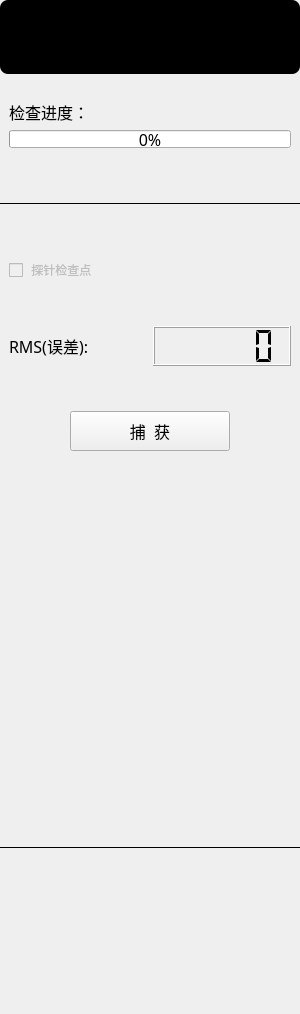
First picture: the form in Plugins/org.mitk.lancet.roboticsregistrationsaccuracy/src/internal/QRoboticsRegistrationsAccuracyControls.ui, repository zhaomengxiao/LancetMITK-Adition, before the edit.
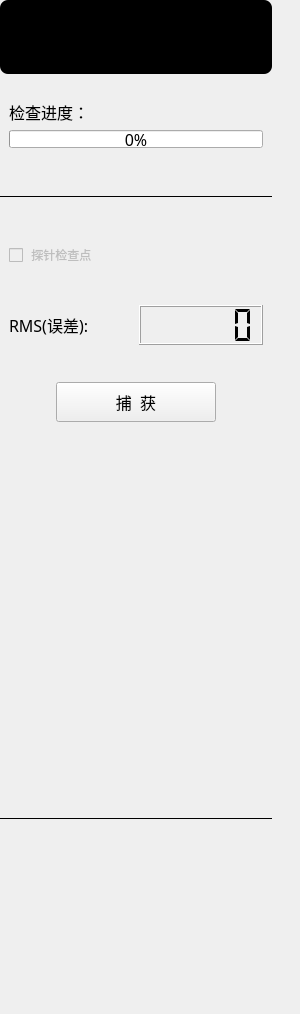
Second picture: the form after the edit.

```diff
--- a/Plugins/org.mitk.lancet.roboticsregistrationsaccuracy/src/internal/QRoboticsRegistrationsAccuracyControls.ui
+++ b/Plugins/org.mitk.lancet.roboticsregistrationsaccuracy/src/internal/QRoboticsRegistrationsAccuracyControls.ui
@@ -42,8 +42,8 @@
     <rect>
      <x>0</x>
      <y>0</y>
-     <width>300</width>
-     <height>1014</height>
+     <width>272</width>
+     <height>985</height>
     </rect>
    </property>
    <property name="styleSheet">
@@ -138,6 +138,9 @@
         <property name="styleSheet">
          <string notr="true"/>
         </property>
+        <property name="maximum">
+         <number>10</number>
+        </property>
         <property name="value">
          <number>0</number>
         </property>
@@ -394,15 +397,9 @@
       <property name="styleSheet">
        <string notr="true"/>
       </property>
-      <widget class="QLabel" name="label">
-       <property name="geometry">
-        <rect>
-         <x>2</x>
-         <y>2</y>
-         <width>54</width>
-         <height>16</height>
-        </rect>
-       </property>
+      <layout class="QGridLayout" name="gridLayout">
+       <item row="0" column="0">
+        <widget class="QLabel" name="labelTips">
        <property name="font">
         <font>
          <family>黑体</family>
@@ -413,6 +410,8 @@
         <string/>
        </property>
       </widget>
+       </item>
+      </layout>
      </widget>
     </item>
     <item>
```
Lines whose indentation alone changed are shown as unchanged.
